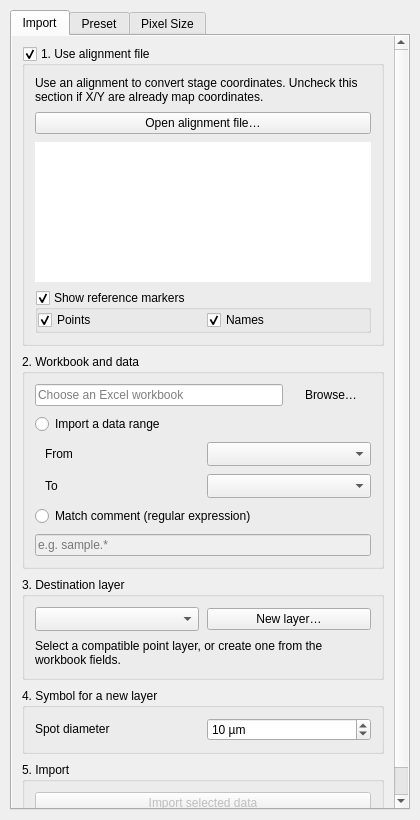
This is ui/wiscsims_tool_dockwidget_base.ui in wiscsims/wiscsims_tool as Qt 5 draws it before an edit. The edited form follows.
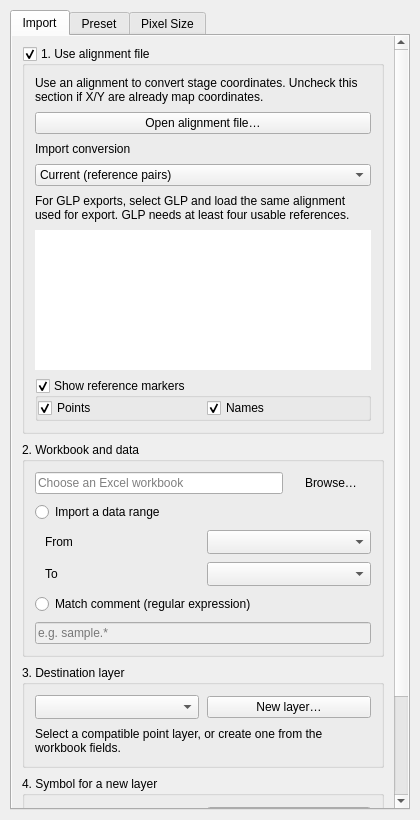
This is the edited form. The open tabs and pages were chosen to show the change. Custom widgets are drawn as their Qt base class.

Commit message: feat: prepare WiscSIMS Tool 3.40 release with GLP import

Diff of the .ui file:
```diff
--- a/ui/wiscsims_tool_dockwidget_base.ui
+++ b/ui/wiscsims_tool_dockwidget_base.ui
@@ -142,6 +142,38 @@
                  </property>
                 </widget>
                </item>
+               <item>
+                <widget class="QLabel" name="Lbl_Import_Conversion">
+                 <property name="text">
+                  <string>Import conversion</string>
+                 </property>
+                 <property name="buddy">
+                  <cstring>Cmb_Import_Conversion</cstring>
+                 </property>
+                </widget>
+               </item>
+               <item>
+                <widget class="QComboBox" name="Cmb_Import_Conversion">
+                 <property name="toolTip">
+                  <string>Select GLP when points were exported with MonkeyNavigator2's GLP model. Use the same alignment file and enabled references.</string>
+                 </property>
+                 <item>
+                  <property name="text"><string>Current (reference pairs)</string></property>
+                 </item>
+                 <item>
+                  <property name="text"><string>GLP (MonkeyNavigator2)</string></property>
+                 </item>
+                </widget>
+               </item>
+               <item>
+                <widget class="QLabel" name="Hint_Import_Conversion">
+                 <property name="text">
+                  <string>For GLP exports, select GLP and load the same alignment used for export. GLP needs at least four usable references.</string>
+                 </property>
+                 <property name="wordWrap"><bool>true</bool></property>
+                 <property name="textFormat"><enum>Qt::PlainText</enum></property>
+                </widget>
+               </item>
                <item>
                 <widget class="QTableView" name="Tbv_Alignment">
                  <property name="frameShape">
```
The commit also changes 11 other files.
